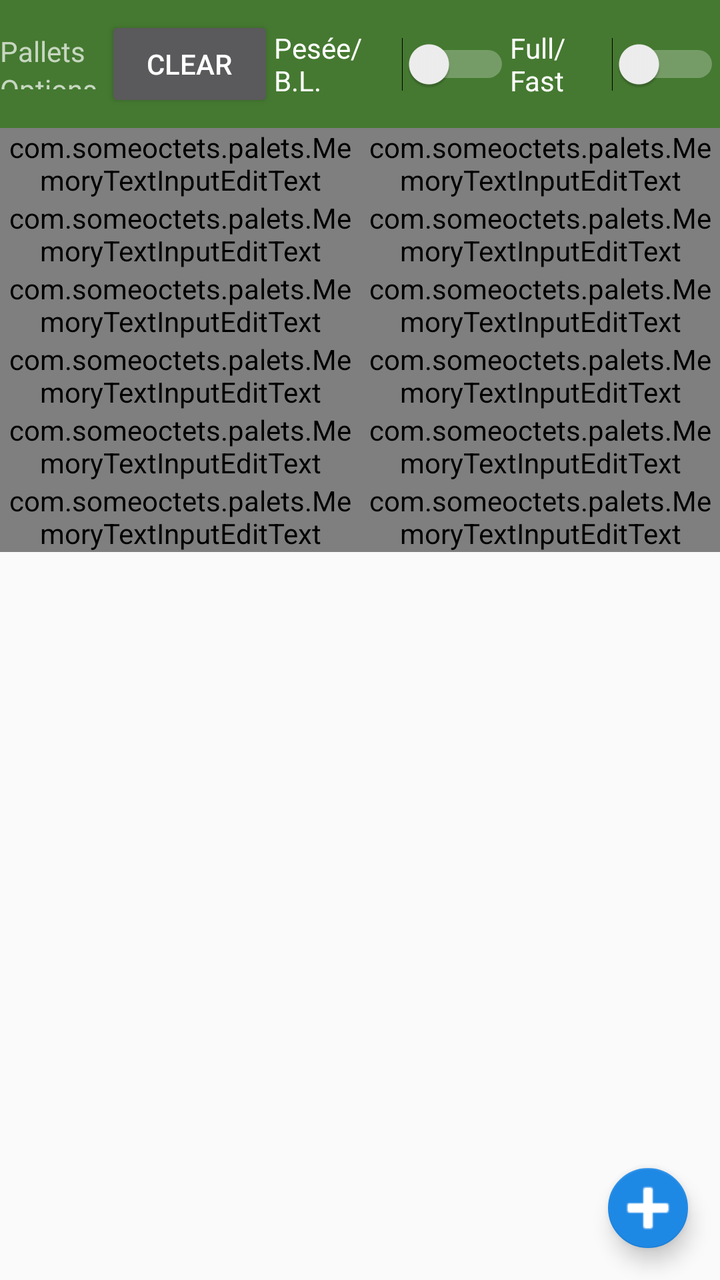
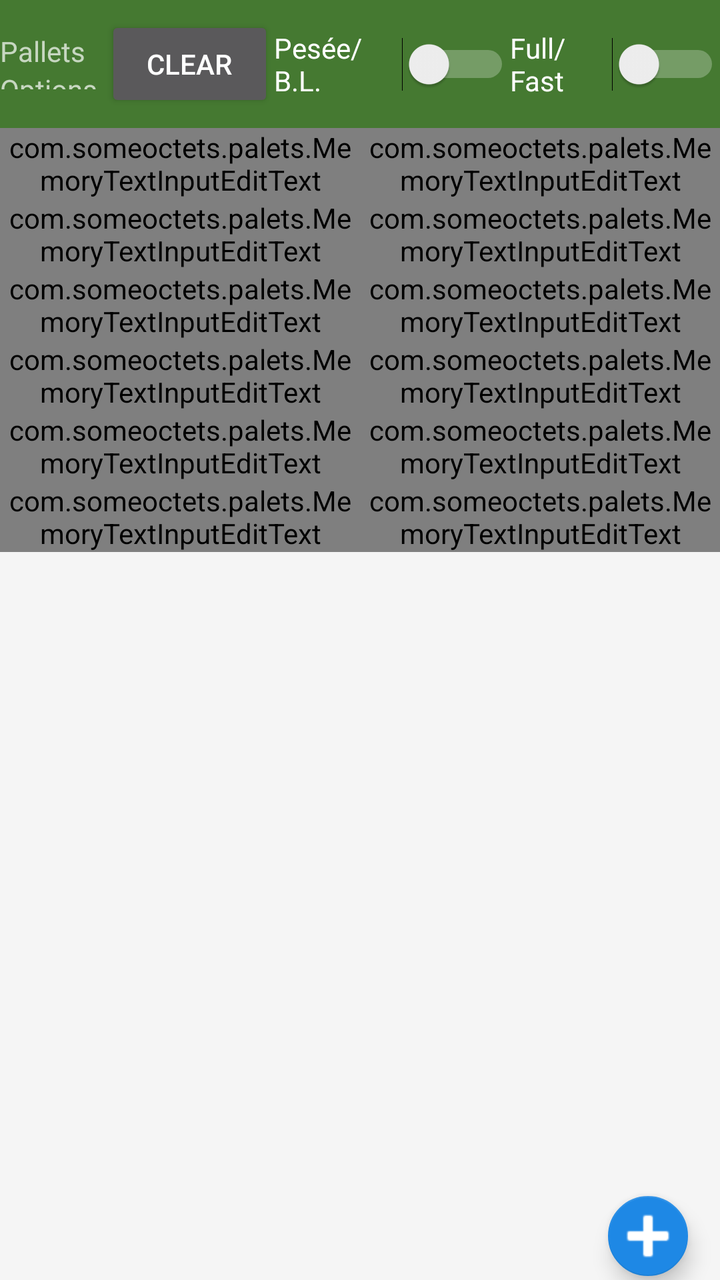

Compare the two renders of this Android layout. The source of the first and the diff that turns it into the second are given below.
<!-- AndroidManifest.xml: application theme AppTheme -->
<!-- res/layout/activity_peseepalettenormale.xml -->
<?xml version="1.0" encoding="utf-8"?>
<androidx.coordinatorlayout.widget.CoordinatorLayout xmlns:android="http://schemas.android.com/apk/res/android"
    xmlns:app="http://schemas.android.com/apk/res-auto"
    xmlns:tools="http://schemas.android.com/tools"
    android:id="@+id/ecran"
    android:layout_width="match_parent"
    android:layout_height="match_parent"
    tools:context=".EcranPremier">

    


    <LinearLayout
        android:layout_width="match_parent"
        android:layout_height="wrap_content"
        android:orientation="vertical">

        <com.google.android.material.appbar.AppBarLayout
            android:id="@+id/appBar"
            android:layout_width="match_parent"
            android:layout_height="match_parent"
            android:background="#4CAF50"
            android:theme="@style/AppTheme.AppBarOverlay">


            <LinearLayout
                android:layout_width="match_parent"
                android:layout_height="match_parent"
                android:background="@color/colorPrimary3"
                android:orientation="vertical"
                android:paddingTop="8dp"
                android:paddingBottom="8dp">

                <LinearLayout
                    android:layout_width="match_parent"
                    android:layout_height="match_parent"
                    android:orientation="horizontal">

                    <androidx.constraintlayout.widget.ConstraintLayout
                        android:id="@+id/titreToolbar"
                        android:layout_width="wrap_content"
                        android:layout_height="wrap_content"
                        android:layout_weight="1">

                        <TextView
                            android:id="@+id/Pallets"
                            android:layout_width="wrap_content"
                            android:layout_height="wrap_content"
                            android:layout_marginTop="8dp"
                            android:maxLines="1"
                            android:minWidth="56dp"
                            android:text="Pallets"
                            app:layout_constraintBottom_toTopOf="@+id/option"
                            app:layout_constraintStart_toStartOf="parent"
                            app:layout_constraintTop_toTopOf="parent" />

                        <TextView
                            android:id="@+id/option"
                            android:layout_width="wrap_content"
                            android:layout_height="wrap_content"
                            android:text="Options"
                            app:layout_constraintBottom_toBottomOf="parent"
                            app:layout_constraintStart_toStartOf="@+id/titreToolbar"
                            app:layout_constraintTop_toBottomOf="@+id/titreToolbar" />

                    </androidx.constraintlayout.widget.ConstraintLayout>

                    <Button
                        android:id="@+id/buttonClear"
                        android:layout_width="wrap_content"
                        android:layout_height="wrap_content"
                        android:layout_weight="1"
                        android:text="@string/Clear" />

                    <Switch
                        android:id="@+id/reverse"
                        android:layout_width="wrap_content"
                        android:layout_height="match_parent"
                        android:layout_weight="1"
                        android:text="@string/PeséeBL" />

                    <Switch
                        android:id="@+id/fullFastSwitch"
                        android:layout_width="wrap_content"
                        android:layout_height="match_parent"
                        android:layout_weight="1"
                        android:text="@string/FullFast" />
                </LinearLayout>
            </LinearLayout>

        </com.google.android.material.appbar.AppBarLayout>

        <ScrollView
            android:id="@+id/scrollView"
            android:layout_width="match_parent"
            android:layout_height="match_parent">

            <LinearLayout
                android:layout_width="match_parent"
                android:layout_height="match_parent"
                android:alwaysDrawnWithCache="false"
                android:orientation="vertical">

                <include
                    layout="@layout/content_peseepalettenormale"
                    android:layout_width="match_parent"
                    android:layout_height="match_parent" />

            </LinearLayout>
        </ScrollView>

    </LinearLayout>

    <androidx.viewpager.widget.ViewPager
        android:id="@+id/container"
        android:layout_width="match_parent"
        android:layout_height="wrap_content" />

    <com.google.android.material.floatingactionbutton.FloatingActionButton
        android:id="@+id/fab"
        android:layout_width="wrap_content"
        android:layout_height="wrap_content"
        android:layout_gravity="bottom|end"
        android:layout_margin="@dimen/fab_margin"
        android:tint="#FFFFFF"
        app:borderWidth="0.5dp"
        app:elevation="6dp"
        app:fabSize="mini"
        app:maxImageSize="38dp"
        app:srcCompat="@android:drawable/ic_input_add" />

    <FrameLayout
        android:id="@+id/frameAddition"
        android:layout_width="match_parent"
        android:layout_height="match_parent"
        android:background="#80AAAAAA"
        android:clickable="false"
        android:visibility="gone">

        <com.google.android.material.textfield.TextInputLayout
            android:layout_width="match_parent"
            android:layout_height="wrap_content"
            android:layout_marginTop="200dp"
            android:background="#FFFFFF"
            android:hint="@string/addition">

            <LinearLayout
                android:layout_width="match_parent"
                android:layout_height="match_parent"
                android:orientation="horizontal">

                <TextView
                    android:id="@+id/rappelSourceTextView"
                    android:layout_width="match_parent"
                    android:layout_height="wrap_content"
                    android:layout_weight="1"
                    android:text="TextView" />

                <com.google.android.material.textfield.TextInputEditText
                    android:id="@+id/additionInputText"
                    android:layout_width="match_parent"
                    android:layout_height="wrap_content"
                    android:layout_weight="0.25"
                    android:inputType="number|numberDecimal" />
            </LinearLayout>

            <LinearLayout
                android:layout_width="match_parent"
                android:layout_height="match_parent"
                android:orientation="horizontal">

                <LinearLayout
                    android:layout_width="wrap_content"
                    android:layout_height="match_parent"
                    android:orientation="vertical">

                    <TextView
                        android:id="@+id/memoire1"
                        android:layout_width="match_parent"
                        android:layout_height="wrap_content"
                        android:layout_marginTop="33dp"
                        android:layout_weight="1"
                        android:text="TextView" />

                    <TextView
                        android:id="@+id/memoire2"
                        android:layout_width="match_parent"
                        android:layout_height="wrap_content"
                        android:layout_weight="1"
                        android:text="TextView" />

                    <TextView
                        android:id="@+id/memoire3"
                        android:layout_width="match_parent"
                        android:layout_height="wrap_content"
                        android:layout_weight="1"
                        android:text="TextView" />

                    <TextView
                        android:id="@+id/memoire4"
                        android:layout_width="match_parent"
                        android:layout_height="wrap_content"
                        android:layout_weight="1"
                        android:text="TextView" />

                    <TextView
                        android:id="@+id/memoire5"
                        android:layout_width="match_parent"
                        android:layout_height="wrap_content"
                        android:layout_weight="1"
                        android:text="TextView" />

                    <TextView
                        android:id="@+id/memoire6"
                        android:layout_width="match_parent"
                        android:layout_height="wrap_content"
                        android:layout_weight="1"
                        android:text="TextView" />
                </LinearLayout>

                <LinearLayout
                    android:layout_width="match_parent"
                    android:layout_height="match_parent"
                    android:layout_marginLeft="25dp"
                    android:orientation="vertical">

                    <TextView
                        android:id="@+id/memoire7"
                        android:layout_width="match_parent"
                        android:layout_height="wrap_content"
                        android:layout_marginTop="33dp"
                        android:text="TextView" />

                    <TextView
                        android:id="@+id/memoire8"
                        android:layout_width="match_parent"
                        android:layout_height="wrap_content"
                        android:text="TextView" />

                    <TextView
                        android:id="@+id/memoire9"
                        android:layout_width="match_parent"
                        android:layout_height="wrap_content"
                        android:text="TextView" />

                    <TextView
                        android:id="@+id/memoire10"
                        android:layout_width="match_parent"
                        android:layout_height="wrap_content"
                        android:text="TextView" />

                    <TextView
                        android:id="@+id/memoire11"
                        android:layout_width="match_parent"
                        android:layout_height="wrap_content"
                        android:text="TextView" />

                    <TextView
                        android:id="@+id/memoire12"
                        android:layout_width="match_parent"
                        android:layout_height="wrap_content"
                        android:text="TextView" />
                </LinearLayout>

            </LinearLayout>

        </com.google.android.material.textfield.TextInputLayout>

    </FrameLayout>

</androidx.coordinatorlayout.widget.CoordinatorLayout>
<!-- res/layout/content_peseepalettenormale.xml (included above) -->
<?xml version="1.0" encoding="utf-8"?>
<androidx.constraintlayout.widget.ConstraintLayout xmlns:android="http://schemas.android.com/apk/res/android"
    xmlns:app="http://schemas.android.com/apk/res-auto"
    xmlns:tools="http://schemas.android.com/tools"
    android:id="@+id/pesid"
    android:layout_width="match_parent"
    android:layout_height="match_parent"
    app:layout_behavior="@string/appbar_scrolling_view_behavior"
    tools:context=".EcranPremier"
    tools:layout_editor_absoluteY="0dp"
    tools:showIn="@layout/activity_peseepalettenormale">

    <LinearLayout
        android:id="@+id/linearLayoutA"
        android:layout_width="match_parent"
        android:layout_height="wrap_content"
        android:orientation="vertical"
        app:layout_constraintEnd_toEndOf="parent"
        app:layout_constraintStart_toStartOf="parent"
        app:layout_constraintTop_toTopOf="parent">


        <LinearLayout
            android:layout_width="match_parent"
            android:layout_height="wrap_content"
            android:orientation="horizontal">

            <com.google.android.material.textfield.TextInputLayout
                android:id="@+id/poidNetInputLayout"
                android:layout_width="match_parent"
                android:layout_height="match_parent"
                android:layout_weight="1"
                android:visibility="gone">

                <com.someoctets.palets.MemoryTextInputEditText
                    android:id="@+id/poidNetAnnonce"
                    android:layout_width="match_parent"
                    android:layout_height="wrap_content"
                    android:hint="@string/PoidNetAnnoncé"
                    android:inputType="number|numberDecimal"
                    android:nextFocusDown="@id/poidBrut"
                    android:selectAllOnFocus="true" />
            </com.google.android.material.textfield.TextInputLayout>

            <com.google.android.material.textfield.TextInputLayout
                android:layout_width="match_parent"
                android:layout_height="wrap_content"
                android:layout_weight="1">

                <com.someoctets.palets.MemoryTextInputEditText
                    android:id="@+id/poidBrut"
                    android:layout_width="match_parent"
                    android:layout_height="wrap_content"
                    android:hint="@string/PoidBrut"
                    android:inputType="number|numberDecimal"
                    android:nextFocusDown="@id/nombreDePalettes"
                    android:selectAllOnFocus="true" />

            </com.google.android.material.textfield.TextInputLayout>

            <com.google.android.material.textfield.TextInputLayout
                android:layout_width="match_parent"
                android:layout_height="match_parent"
                android:layout_weight="1">

                <com.someoctets.palets.MemoryTextInputEditText
                    android:id="@+id/nombreDePalettes"
                    android:layout_width="match_parent"
                    android:layout_height="wrap_content"
                    android:hint="@string/NombreDePalettes"
                    android:inputType="number|numberDecimal"
                    android:nextFocusDown="@id/poidPalet"
                    android:selectAllOnFocus="true" />
            </com.google.android.material.textfield.TextInputLayout>

        </LinearLayout>

        <LinearLayout
            android:layout_width="match_parent"
            android:layout_height="wrap_content"
            android:layout_weight="1"
            android:orientation="horizontal">

            <com.google.android.material.textfield.TextInputLayout
                android:layout_width="match_parent"
                android:layout_height="wrap_content"
                android:layout_weight="1">

                <com.someoctets.palets.MemoryTextInputEditText
                    android:id="@+id/poidPalet"
                    android:layout_width="match_parent"
                    android:layout_height="wrap_content"
                    android:hint="@string/PoidPalette"
                    android:inputType="number|numberDecimal"
                    android:nextFocusDown="@id/nombreDeColis"
                    android:selectAllOnFocus="true" />
            </com.google.android.material.textfield.TextInputLayout>

            <com.google.android.material.textfield.TextInputLayout
                android:layout_width="match_parent"
                android:layout_height="match_parent"
                android:layout_weight="1">

                <com.someoctets.palets.MemoryTextInputEditText
                    android:id="@+id/nombreDeColis"
                    android:layout_width="match_parent"
                    android:layout_height="wrap_content"
                    android:hint="@string/NombredeColis"
                    android:inputType="number|numberDecimal"
                    android:nextFocusDown="@id/colisParColonne"
                    android:selectAllOnFocus="true" />
            </com.google.android.material.textfield.TextInputLayout>

        </LinearLayout>

        <LinearLayout
            android:id="@+id/colonneTrancheLayout"
            android:layout_width="match_parent"
            android:layout_height="wrap_content"
            android:layout_weight="1"
            android:orientation="horizontal">

            <com.google.android.material.textfield.TextInputLayout
                android:layout_width="match_parent"
                android:layout_height="wrap_content"
                android:layout_weight="1">

                <com.someoctets.palets.MemoryTextInputEditText
                    android:id="@+id/colisParColonne"
                    android:layout_width="match_parent"
                    android:layout_height="wrap_content"
                    android:hint="@string/Coliscolonne"
                    android:inputType="number|numberDecimal"
                    android:nextFocusDown="@id/colisParTranche"
                    android:selectAllOnFocus="true" />
            </com.google.android.material.textfield.TextInputLayout>

            <com.google.android.material.textfield.TextInputLayout
                android:layout_width="match_parent"
                android:layout_height="wrap_content"
                android:layout_weight="1">

                <com.someoctets.palets.MemoryTextInputEditText
                    android:id="@+id/colisParTranche"
                    android:layout_width="match_parent"
                    android:layout_height="wrap_content"
                    android:hint="@string/Colistranche"
                    android:inputType="number|numberDecimal"
                    android:nextFocusDown="@id/tareColis"
                    android:selectAllOnFocus="true" />
            </com.google.android.material.textfield.TextInputLayout>
        </LinearLayout>

        <LinearLayout
            android:layout_width="match_parent"
            android:layout_height="wrap_content"
            android:layout_weight="1"
            android:orientation="horizontal">

            <com.google.android.material.textfield.TextInputLayout
                android:layout_width="match_parent"
                android:layout_height="match_parent"
                android:layout_weight="1">

                <com.someoctets.palets.MemoryTextInputEditText
                    android:id="@+id/tareColis"
                    android:layout_width="match_parent"
                    android:layout_height="wrap_content"
                    android:hint="@string/TareColis"
                    android:inputType="number|numberDecimal"
                    android:nextFocusDown="@id/piecesParColis"
                    android:selectAllOnFocus="true" />
            </com.google.android.material.textfield.TextInputLayout>

            <com.google.android.material.textfield.TextInputLayout
                android:layout_width="match_parent"
                android:layout_height="match_parent"
                android:layout_weight="1">

                <com.someoctets.palets.MemoryTextInputEditText
                    android:id="@+id/piecesParColis"
                    android:layout_width="match_parent"
                    android:layout_height="wrap_content"
                    android:hint="@string/Piecescolis"
                    android:inputType="number|numberDecimal"
                    android:nextFocusDown="@id/piecesAbimees"
                    android:selectAllOnFocus="true" />
            </com.google.android.material.textfield.TextInputLayout>

        </LinearLayout>

        <LinearLayout
            android:id="@+id/nombrePoidEchantillonLayout"
            android:layout_width="match_parent"
            android:layout_height="wrap_content"
            android:orientation="horizontal">

            <com.google.android.material.textfield.TextInputLayout
                android:layout_width="match_parent"
                android:layout_height="match_parent"
                android:layout_weight="1">

                <com.someoctets.palets.MemoryTextInputEditText
                    android:id="@+id/poidEchantillon"
                    android:layout_width="match_parent"
                    android:layout_height="wrap_content"
                    android:hint="@string/PoidEchantillon"
                    android:inputType="number|numberDecimal"
                    android:nextFocusDown="@id/nombreColisEchantillon"
                    android:selectAllOnFocus="true" />
            </com.google.android.material.textfield.TextInputLayout>

            <com.google.android.material.textfield.TextInputLayout
                android:layout_width="match_parent"
                android:layout_height="wrap_content"
                android:layout_weight="1">

                <com.someoctets.palets.MemoryTextInputEditText
                    android:id="@+id/nombrePoidEchantillon"
                    android:layout_width="match_parent"
                    android:layout_height="wrap_content"
                    android:hint="@string/NbrePoidEchantillon"
                    android:imeOptions="actionDone"
                    android:inputType="number|numberDecimal"

                    android:selectAllOnFocus="true" />
            </com.google.android.material.textfield.TextInputLayout>
        </LinearLayout>


        <LinearLayout
            android:id="@+id/tachesEchantillonLayout"
            android:layout_width="match_parent"
            android:layout_height="wrap_content"
            android:orientation="horizontal">

            <com.google.android.material.textfield.TextInputLayout
                android:layout_width="match_parent"
                android:layout_height="match_parent"
                android:layout_weight="1">

                <com.someoctets.palets.MemoryTextInputEditText
                    android:id="@+id/piecesAbimees"
                    android:layout_width="match_parent"
                    android:layout_height="wrap_content"
                    android:hint="@string/Tachées"
                    android:inputType="number|numberDecimal"
                    android:nextFocusDown="@id/nombreColisEchantillon"
                    android:selectAllOnFocus="true" />
            </com.google.android.material.textfield.TextInputLayout>

            <com.google.android.material.textfield.TextInputLayout
                android:layout_width="match_parent"
                android:layout_height="wrap_content"
                android:layout_weight="1">

                <com.someoctets.palets.MemoryTextInputEditText
                    android:id="@+id/nombreColisEchantillon"
                    android:layout_width="match_parent"
                    android:layout_height="wrap_content"
                    android:hint="@string/echantillon"
                    android:inputType="number|numberDecimal"

                    android:selectAllOnFocus="true" />
            </com.google.android.material.textfield.TextInputLayout>
        </LinearLayout>


    </LinearLayout>


    <LinearLayout
        android:id="@+id/linearLayout"
        android:layout_width="match_parent"
        android:layout_height="wrap_content"
        android:layout_weight="1"
        android:orientation="horizontal"
        app:layout_constraintBottom_toBottomOf="parent"
        app:layout_constraintTop_toBottomOf="@+id/linearLayoutA"
        app:layout_constraintVertical_bias="0">

        <EditText
            android:id="@+id/resultat"
            android:layout_width="wrap_content"
            android:layout_height="wrap_content"
            android:layout_weight="1"
            android:background="@android:color/transparent"
            android:clickable="false"
            android:ems="10"
            android:enabled="false"
            android:focusable="false"
            android:inputType="none"
            android:singleLine="false"
            android:textColor="@color/colorPrimaryDark" />
    </LinearLayout>

</androidx.constraintlayout.widget.ConstraintLayout>
<!-- resources referenced by this layout -->
<resources>
  <color name="colorPrimary3">#457931</color>
  <color name="colorPrimaryDark">#457931</color>
  <dimen name="fab_margin">16dp</dimen>
  <string name="Clear">Clear</string>
  <string name="Coliscolonne">Colis/colonne</string>
  <string name="Colistranche">Colis/tranche</string>
  <string name="FullFast">Full/Fast</string>
  <string name="NbrePoidEchantillon">Pièces/échantillon</string>
  <string name="NombreDePalettes">Nombre Pal. au Sol</string>
  <string name="NombredeColis">Nombre de Colis</string>
  <string name="Piecescolis">Pieces/colis</string>
  <string name="PoidBrut">Poids Brut</string>
  <string name="PoidEchantillon">Poids échantillon</string>
  <string name="PoidPalette">Poids Pal. + intermediaire</string>
  <string name="TareColis">Tare Colis</string>
  <string name="addition">Addition</string>
  <string name="echantillon">Colis par échantillon</string>
  <style name="AppTheme.AppBarOverlay" parent="ThemeOverlay.AppCompat.Dark.ActionBar" />
  <style name="AppTheme" parent="Theme.AppCompat.Light.DarkActionBar">
          
          <item name="colorPrimary">@color/colorPrimary</item>
          <item name="colorPrimaryDark">@color/colorPrimaryDark</item>
          <item name="colorAccent">@color/colorAccent</item>
      </style>
  <color name="colorPrimary">#154c04</color>
  <color name="colorAccent">#1e88e5</color>
</resources>

<!-- the commit's change to res/layout/activity_peseepalettenormale.xml (unified diff, before → after) -->
@@ -5,6 +5,8 @@
     android:id="@+id/ecran"
     android:layout_width="match_parent"
     android:layout_height="match_parent"
+    android:fitsSystemWindows="true"
+    android:background="@color/colorPrimary3"
     tools:context=".EcranPremier">
 
     
@@ -12,20 +14,21 @@
 
     <LinearLayout
         android:layout_width="match_parent"
-        android:layout_height="wrap_content"
+        android:layout_height="match_parent"
         android:orientation="vertical">
 
         <com.google.android.material.appbar.AppBarLayout
             android:id="@+id/appBar"
             android:layout_width="match_parent"
-            android:layout_height="match_parent"
-            android:background="#4CAF50"
+            android:layout_height="wrap_content"
+            android:background="@color/colorPrimary3"
+            android:fitsSystemWindows="false"
             android:theme="@style/AppTheme.AppBarOverlay">
 
 
             <LinearLayout
                 android:layout_width="match_parent"
-                android:layout_height="match_parent"
+                android:layout_height="wrap_content"
                 android:background="@color/colorPrimary3"
                 android:orientation="vertical"
                 android:paddingTop="8dp"
@@ -93,46 +96,59 @@
         <ScrollView
             android:id="@+id/scrollView"
             android:layout_width="match_parent"
-            android:layout_height="match_parent">
+            android:layout_height="0dp"
+            android:layout_weight="1"
+            android:background="#F5F5F5">
 
             <LinearLayout
                 android:layout_width="match_parent"
-                android:layout_height="match_parent"
+                android:layout_height="wrap_content"
                 android:alwaysDrawnWithCache="false"
-                android:orientation="vertical">
+                android:orientation="vertical"
+
+                >
+
 
                 <include
                     layout="@layout/content_peseepalettenormale"
                     android:layout_width="match_parent"
-                    android:layout_height="match_parent" />
+                    android:layout_height="match_parent"
+
+                    />
+
 
             </LinearLayout>
         </ScrollView>
 
     </LinearLayout>
-
-    <androidx.viewpager.widget.ViewPager
-        android:id="@+id/container"
-        android:layout_width="match_parent"
-        android:layout_height="wrap_content" />
 
     <com.google.android.material.floatingactionbutton.FloatingActionButton
         android:id="@+id/fab"
         android:layout_width="wrap_content"
         android:layout_height="wrap_content"
+        android:layout_marginEnd="@dimen/fab_margin"
         android:layout_gravity="bottom|end"
-        android:layout_margin="@dimen/fab_margin"
+        android:layout_marginBottom="2dp"
         android:tint="#FFFFFF"
         app:borderWidth="0.5dp"
         app:elevation="6dp"
         app:fabSize="mini"
         app:maxImageSize="38dp"
-        app:srcCompat="@android:drawable/ic_input_add" />
+        app:srcCompat="@android:drawable/ic_input_add"
+        app:useCompatPadding="true"/>
+
+    <androidx.viewpager.widget.ViewPager
+        android:id="@+id/container"
+        android:layout_width="match_parent"
+        android:layout_height="wrap_content" />
+
+
 
     <FrameLayout
         android:id="@+id/frameAddition"
         android:layout_width="match_parent"
-        android:layout_height="match_parent"
+        android:layout_height="wrap_content"
+        android:layout_gravity="center"
         android:background="#80AAAAAA"
         android:clickable="false"
         android:visibility="gone">
@@ -140,7 +156,7 @@
         <com.google.android.material.textfield.TextInputLayout
             android:layout_width="match_parent"
             android:layout_height="wrap_content"
-            android:layout_marginTop="200dp"
+            android:layout_marginTop="0dp"
             android:background="#FFFFFF"
             android:hint="@string/addition">
 
<!-- resource entries referenced after the edit -->
@@ -23,6 +23,7 @@
           <item name="colorPrimary">@color/colorPrimary</item>
           <item name="colorPrimaryDark">@color/colorPrimaryDark</item>
           <item name="colorAccent">@color/colorAccent</item>
+  
       </style>
   <color name="colorPrimary">#154c04</color>
   <color name="colorAccent">#1e88e5</color>
